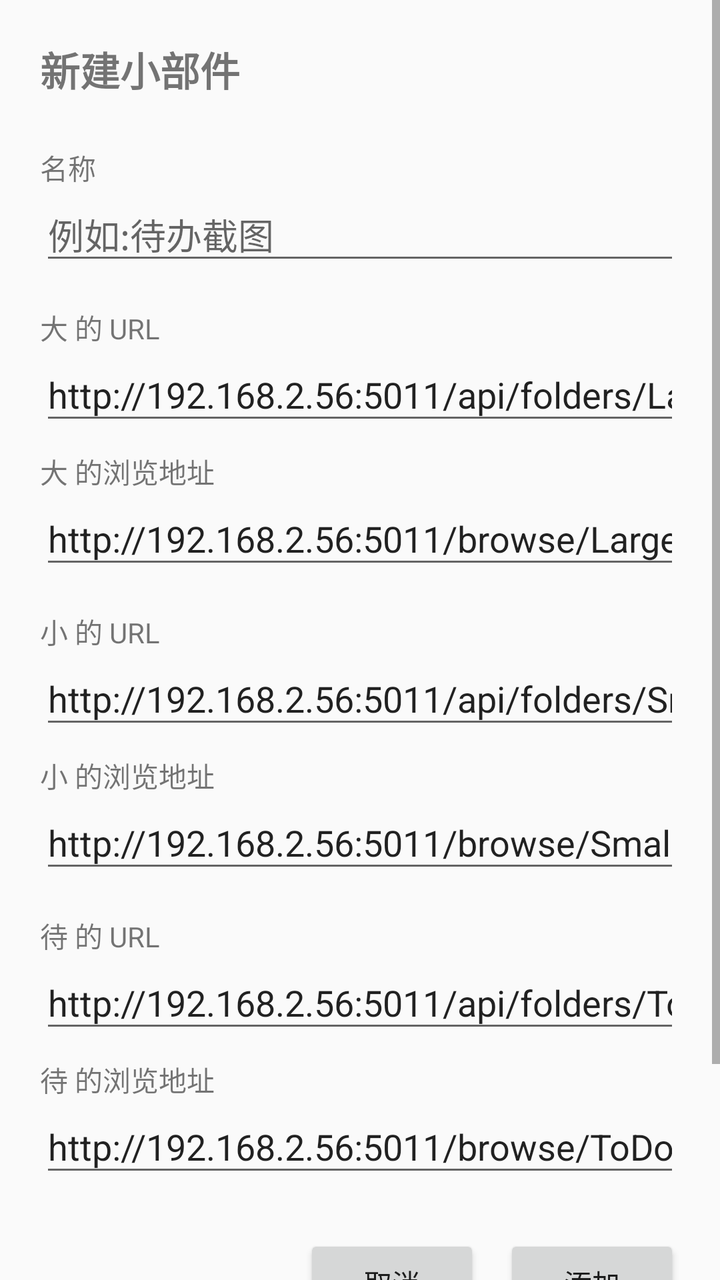
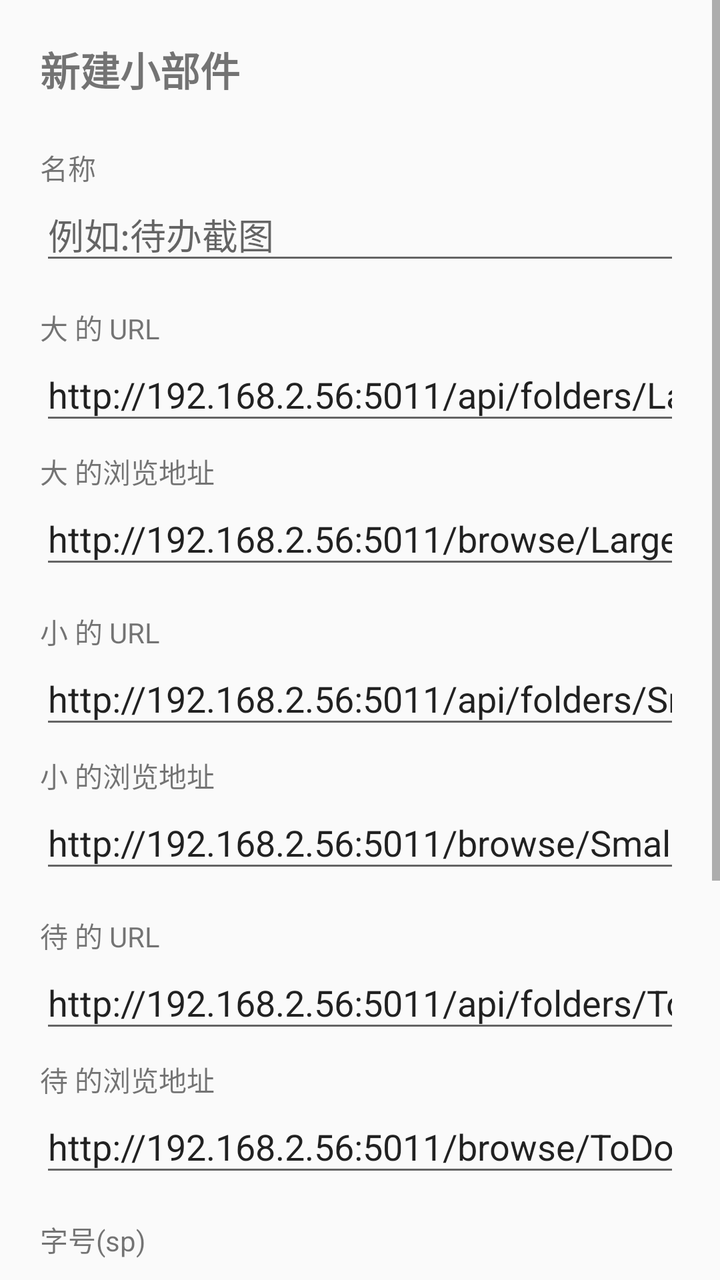

Compare the two renders of this Android layout. The source of the first and the diff that turns it into the second are given below.
<!-- AndroidManifest.xml: activity theme Theme.ToRememberWidget -->
<!-- res/layout/activity_widget_configure.xml -->
<?xml version="1.0" encoding="utf-8"?>
<ScrollView xmlns:android="http://schemas.android.com/apk/res/android"
    android:layout_width="match_parent"
    android:layout_height="match_parent">

    <LinearLayout
        android:layout_width="match_parent"
        android:layout_height="wrap_content"
        android:orientation="vertical"
        android:padding="20dp">

        <TextView
            android:id="@+id/title_text"
            android:layout_width="wrap_content"
            android:layout_height="wrap_content"
            android:text="@string/configure_title"
            android:textSize="20sp"
            android:textStyle="bold"
            android:layout_marginBottom="16dp" />

        <TextView
            android:layout_width="wrap_content"
            android:layout_height="wrap_content"
            android:text="@string/label_name"
            android:layout_marginTop="8dp" />

        <EditText
            android:id="@+id/edit_name"
            android:layout_width="match_parent"
            android:layout_height="wrap_content"
            android:hint="@string/hint_name"
            android:inputType="text" />

        <TextView
            android:layout_width="wrap_content"
            android:layout_height="wrap_content"
            android:text="@string/label_url_big"
            android:layout_marginTop="16dp" />

        <EditText
            android:id="@+id/edit_url_big"
            android:layout_width="match_parent"
            android:layout_height="wrap_content"
            android:hint="@string/hint_url"
            android:text="@string/example_url_big"
            android:inputType="textUri" />

        <TextView
            android:layout_width="wrap_content"
            android:layout_height="wrap_content"
            android:text="@string/label_browse_big"
            android:layout_marginTop="8dp" />

        <EditText
            android:id="@+id/edit_browse_big"
            android:layout_width="match_parent"
            android:layout_height="wrap_content"
            android:hint="@string/hint_browse"
            android:text="@string/example_browse_big"
            android:inputType="textUri" />

        <TextView
            android:layout_width="wrap_content"
            android:layout_height="wrap_content"
            android:text="@string/label_url_small"
            android:layout_marginTop="16dp" />

        <EditText
            android:id="@+id/edit_url_small"
            android:layout_width="match_parent"
            android:layout_height="wrap_content"
            android:hint="@string/hint_url"
            android:text="@string/example_url_small"
            android:inputType="textUri" />

        <TextView
            android:layout_width="wrap_content"
            android:layout_height="wrap_content"
            android:text="@string/label_browse_small"
            android:layout_marginTop="8dp" />

        <EditText
            android:id="@+id/edit_browse_small"
            android:layout_width="match_parent"
            android:layout_height="wrap_content"
            android:hint="@string/hint_browse"
            android:text="@string/example_browse_small"
            android:inputType="textUri" />

        <TextView
            android:layout_width="wrap_content"
            android:layout_height="wrap_content"
            android:text="@string/label_url_todo"
            android:layout_marginTop="16dp" />

        <EditText
            android:id="@+id/edit_url_todo"
            android:layout_width="match_parent"
            android:layout_height="wrap_content"
            android:hint="@string/hint_url"
            android:text="@string/example_url_todo"
            android:inputType="textUri" />

        <TextView
            android:layout_width="wrap_content"
            android:layout_height="wrap_content"
            android:text="@string/label_browse_todo"
            android:layout_marginTop="8dp" />

        <EditText
            android:id="@+id/edit_browse_todo"
            android:layout_width="match_parent"
            android:layout_height="wrap_content"
            android:hint="@string/hint_browse"
            android:text="@string/example_browse_todo"
            android:inputType="textUri" />

        <LinearLayout
            android:layout_width="match_parent"
            android:layout_height="wrap_content"
            android:orientation="horizontal"
            android:gravity="end"
            android:layout_marginTop="24dp">

            <Button
                android:id="@+id/btn_cancel"
                android:layout_width="wrap_content"
                android:layout_height="wrap_content"
                android:text="@string/btn_cancel" />

            <Button
                android:id="@+id/btn_add"
                android:layout_width="wrap_content"
                android:layout_height="wrap_content"
                android:layout_marginStart="12dp"
                android:text="@string/btn_add" />

        </LinearLayout>

        <TextView
            android:layout_width="wrap_content"
            android:layout_height="wrap_content"
            android:text="@string/label_browse_section"
            android:layout_marginTop="24dp" />

        <RadioGroup
            android:id="@+id/browse_radio_group"
            android:layout_width="match_parent"
            android:layout_height="wrap_content"
            android:orientation="horizontal"
            android:gravity="center"
            android:layout_marginTop="8dp">

            <RadioButton
                android:id="@+id/radio_browse_big"
                android:layout_width="wrap_content"
                android:layout_height="wrap_content"
                android:layout_marginEnd="24dp"
                android:text="@string/row_label_big" />

            <RadioButton
                android:id="@+id/radio_browse_small"
                android:layout_width="wrap_content"
                android:layout_height="wrap_content"
                android:layout_marginEnd="24dp"
                android:text="@string/row_label_small" />

            <RadioButton
                android:id="@+id/radio_browse_todo"
                android:layout_width="wrap_content"
                android:layout_height="wrap_content"
                android:text="@string/row_label_todo" />

        </RadioGroup>

    </LinearLayout>

</ScrollView>
<!-- resources referenced by this layout -->
<resources>
  <string name="btn_add">添加</string>
  <string name="btn_cancel">取消</string>
  <string name="configure_title">新建小部件</string>
  <string name="example_browse_big">http://192.168.2.56:5011/browse/Large_To_Remember</string>
  <string name="example_browse_small">http://192.168.2.56:5011/browse/Small_To_Remember</string>
  <string name="example_browse_todo">http://192.168.2.56:5011/browse/ToDo</string>
  <string name="example_url_big">http://192.168.2.56:5011/api/folders/Large_To_Remember/count</string>
  <string name="example_url_small">http://192.168.2.56:5011/api/folders/Small_To_Remember/count</string>
  <string name="example_url_todo">http://192.168.2.56:5011/api/folders/ToDo/count</string>
  <string name="hint_browse">文件夹的网页浏览地址(可选)</string>
  <string name="hint_name">例如:待办截图</string>
  <string name="hint_url">服务端某个文件夹的 API 地址,留空则不显示这一行</string>
  <string name="label_browse_big">大 的浏览地址</string>
  <string name="label_browse_section">点击下方按钮,打开对应文件夹的浏览页面</string>
  <string name="label_browse_small">小 的浏览地址</string>
  <string name="label_browse_todo">待 的浏览地址</string>
  <string name="label_name">名称</string>
  <string name="label_url_big">大 的 URL</string>
  <string name="label_url_small">小 的 URL</string>
  <string name="label_url_todo">待 的 URL</string>
  <string name="row_label_big">大</string>
  <string name="row_label_small">小</string>
  <string name="row_label_todo">待</string>
  <style name="Theme.ToRememberWidget" parent="Theme.AppCompat.DayNight.NoActionBar">
          <item name="colorPrimary">#4285F4</item>
          <item name="colorPrimaryDark">#3367D6</item>
          <item name="colorAccent">#4285F4</item>
      </style>
</resources>

<!-- the commit's change to res/layout/activity_widget_configure.xml (unified diff, before → after) -->
@@ -115,6 +115,32 @@
             android:text="@string/example_browse_todo"
             android:inputType="textUri" />
 
+        <TextView
+            android:layout_width="wrap_content"
+            android:layout_height="wrap_content"
+            android:text="@string/label_text_size"
+            android:layout_marginTop="16dp" />
+
+        <EditText
+            android:id="@+id/edit_text_size"
+            android:layout_width="match_parent"
+            android:layout_height="wrap_content"
+            android:hint="@string/hint_text_size"
+            android:inputType="numberDecimal" />
+
+        <TextView
+            android:layout_width="wrap_content"
+            android:layout_height="wrap_content"
+            android:text="@string/label_line_spacing"
+            android:layout_marginTop="16dp" />
+
+        <EditText
+            android:id="@+id/edit_line_spacing"
+            android:layout_width="match_parent"
+            android:layout_height="wrap_content"
+            android:hint="@string/hint_line_spacing"
+            android:inputType="numberDecimal" />
+
         <LinearLayout
             android:layout_width="match_parent"
             android:layout_height="wrap_content"
<!-- resource entries referenced after the edit -->
@@ -10,13 +10,17 @@
   <string name="example_url_small">http://192.168.2.56:5011/api/folders/Small_To_Remember/count</string>
   <string name="example_url_todo">http://192.168.2.56:5011/api/folders/ToDo/count</string>
   <string name="hint_browse">文件夹的网页浏览地址(可选)</string>
+  <string name="hint_line_spacing">留空则使用默认行间距</string>
   <string name="hint_name">例如:待办截图</string>
+  <string name="hint_text_size">留空则使用默认字号</string>
   <string name="hint_url">服务端某个文件夹的 API 地址,留空则不显示这一行</string>
   <string name="label_browse_big">大 的浏览地址</string>
   <string name="label_browse_section">点击下方按钮,打开对应文件夹的浏览页面</string>
   <string name="label_browse_small">小 的浏览地址</string>
   <string name="label_browse_todo">待 的浏览地址</string>
+  <string name="label_line_spacing">行间距(dp)</string>
   <string name="label_name">名称</string>
+  <string name="label_text_size">字号(sp)</string>
   <string name="label_url_big">大 的 URL</string>
   <string name="label_url_small">小 的 URL</string>
   <string name="label_url_todo">待 的 URL</string>
